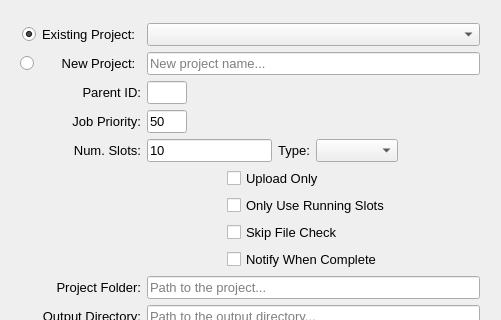
Qt form resources/submit_dialog.ui (mybikeislost/zync-maya) before a commit; both pictures show x 0 to 501 and y 0 to 320 of the 501 by 999 pixel window.
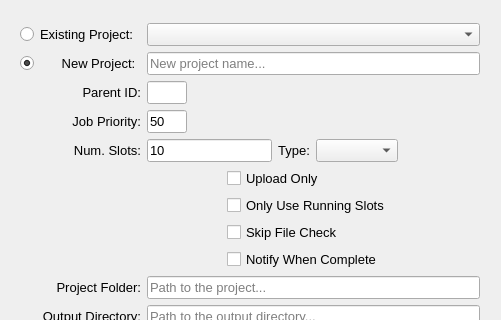
The same form after that commit.

Commit message: Fixed default project selection options to work on older Maya versions.

The edit to the form file:
```diff
--- a/resources/submit_dialog.ui
+++ b/resources/submit_dialog.ui
@@ -374,32 +374,6 @@
         </property>
        </widget>
       </item>
-      <item row="1" column="0" alignment="Qt::AlignRight">
-       <widget class="QRadioButton" name="new_project">
-        <property name="text">
-         <string>      New Project:</string>
-        </property>
-        <property name="checked">
-         <bool>false</bool>
-        </property>
-        <property name="-ann" stdset="0">
-         <string>`python &quot;cmds.submit_callb('new_project')&quot;`</string>
-        </property>
-       </widget>
-      </item>
-      <item row="0" column="0" alignment="Qt::AlignRight">
-       <widget class="QRadioButton" name="existing_project">
-        <property name="text">
-         <string>Existing Project:</string>
-        </property>
-        <property name="checked">
-         <bool>true</bool>
-        </property>
-        <property name="-ann" stdset="0">
-         <string>`python &quot;cmds.submit_callb('existing_project')&quot;`</string>
-        </property>
-       </widget>
-      </item>
       <item row="0" column="1">
        <widget class="QComboBox" name="existing_project_name">
         <property name="-ann" stdset="0">
@@ -963,6 +937,32 @@
         </property>
        </widget>
       </item>
+      <item row="1" column="0">
+       <widget class="QRadioButton" name="new_project">
+        <property name="text">
+         <string>      New Project:</string>
+        </property>
+        <property name="checked">
+         <bool>true</bool>
+        </property>
+        <property name="-ann" stdset="0">
+         <string>`python &quot;cmds.submit_callb('new_project')&quot;`</string>
+        </property>
+       </widget>
+      </item>
+      <item row="0" column="0">
+       <widget class="QRadioButton" name="existing_project">
+        <property name="text">
+         <string>Existing Project:</string>
+        </property>
+        <property name="checked">
+         <bool>false</bool>
+        </property>
+        <property name="-ann" stdset="0">
+         <string>`python &quot;cmds.submit_callb('existing_project')&quot;`</string>
+        </property>
+       </widget>
+      </item>
      </layout>
     </item>
     <item>
```
The commit also changes 1 other file.
